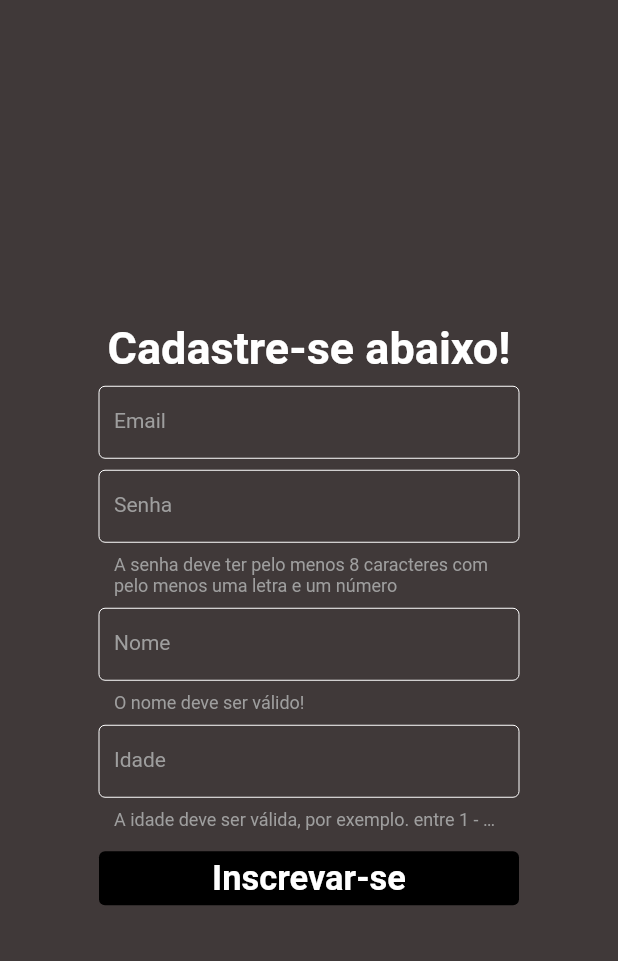
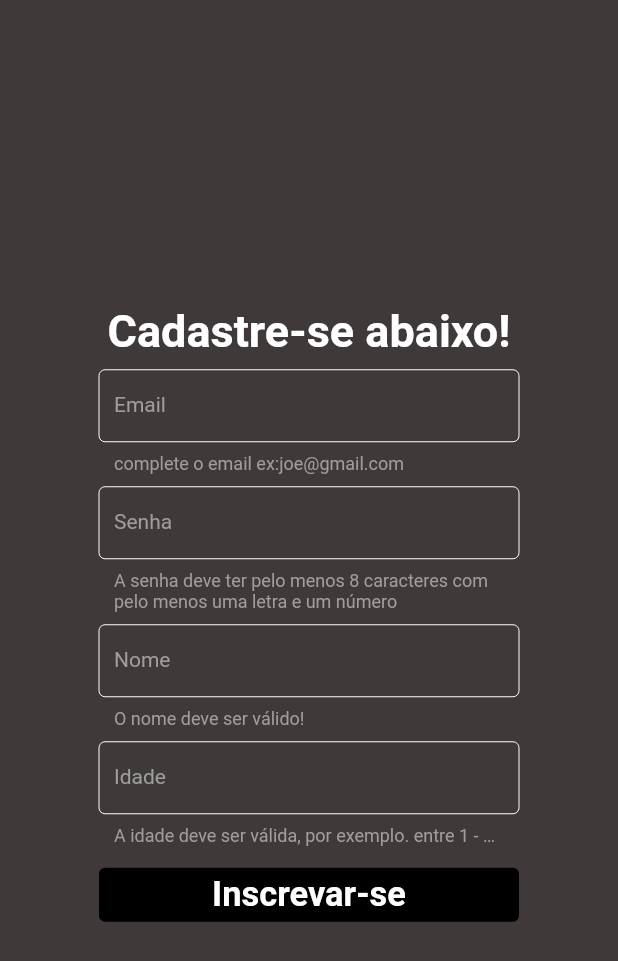
Before and after one commit to GrandeSamarone/apresentacao, a Flutter app: the screen it shows after launch, after a tap on "Cadastre-se!", on a phone screen of 412 x 824 dp. Shown: the top 961 px of the screen. Run offline on Flutter 3.47's test engine with Material 2 defaults, Android fonts, the phone set to English and light mode, and no system bars; our stand-ins replace bloc, cloud_firestore, dio, equatable, firebase_auth, firebase_core and 4 more; accounts and stored records are empty; Roboto replaces fonts that are missing (Brand Bold, Brand-Regular).

Commit message:
25/06 pt05

```diff
--- a/lib/features/authentication/bloc/authentication_bloc.dart
+++ b/lib/features/authentication/bloc/authentication_bloc.dart
@@ -1,5 +1,5 @@
 
-import 'package:apresentacao/features/authentication/authentication_repository_impl.dart';
+import 'package:apresentacao/features/authentication/authenticate_service.dart';
 import 'package:apresentacao/features/authentication/bloc/authentication_event.dart';
 import 'package:apresentacao/features/authentication/bloc/authentication_state.dart';
 import 'package:apresentacao/models/user_model.dart';
@@ -8,7 +8,7 @@ import 'package:bloc/bloc.dart';
 
 
 class AuthenticationBloc extends Bloc<AuthenticationEvent, AuthenticationState> {
-  final AuthenticationRepository _authenticationRepository;
+  final AuthenticationService _authenticationRepository;
 
   AuthenticationBloc(this._authenticationRepository)
       : super(AuthenticationInitial()) {
@@ -16,7 +16,7 @@ class AuthenticationBloc extends Bloc<AuthenticationEvent, AuthenticationState>
 
       ///se o evento do usuarior for fazer o login
       if (event is AuthenticationStarted) {
-        UserModel user = await _authenticationRepository.getCurrentUser().first;
+        UserModel user = await _authenticationRepository.retrieveCurrentUser().first;
 
        /// verificando se realmente autenticou
         if (user.uid != "uid") {
--- a/lib/features/form-validation/bloc/form_bloc.dart
+++ b/lib/features/form-validation/bloc/form_bloc.dart
@@ -1,4 +1,4 @@
-import 'package:apresentacao/features/authentication/authentication_repository_impl.dart';
+import 'package:apresentacao/features/authentication/authenticate_service.dart';
 import 'package:apresentacao/features/database/database_service.dart';
 import 'package:apresentacao/models/user_model.dart';
 
@@ -10,13 +10,13 @@ part 'form_event.dart';
 part 'form_state.dart';
 
 class FormBloc extends Bloc<FormEvent, FormsValidate> {
-  final AuthenticationRepository _authenticationRepository;
+  final AuthenticationService _authenticationRepository;
   final DatabaseService _databaseRepository;
   FormBloc(this._authenticationRepository, this._databaseRepository)
       : super(const FormsValidate(
-           // email: "",
-            email: "example@gmail.com",
+          email: "example@gmail.com",
             senha: "",
+            nome: "",
             isEmailValid: true,
             isPasswordValid: true,
             isFormValid: false,
@@ -125,8 +125,7 @@ class FormBloc extends Bloc<FormEvent, FormsValidate> {
   ///cadastro
   _updateUIAndSignUp(
       FormSubmitted event, Emitter<FormsValidate> emit, UserModel user) async {
-    emit(
-      state.copyWith(errorMessage: "",
+    emit(state.copyWith(errorMessage: "",
         isFormValid: _isPasswordValid(state.senha) &&
             _isEmailValid(state.email) &&
             _isAgeValid(state.idade) &&
--- a/lib/features/form-validation/bloc/form_state.dart
+++ b/lib/features/form-validation/bloc/form_state.dart
@@ -21,12 +21,12 @@ class FormsValidate extends FormState {
       required this.isNameValid,
       required this.isAgeValid,
       required this.isFormValidateFailed,
-      this.nome,
+        required this.nome,
       required this.idade,
       this.isFormSuccessful = false});
 
   final String email;
-  final String? nome;
+  final String nome;
   final int idade;
   final String senha;
   final bool isEmailValid;
@@ -56,6 +56,7 @@ class FormsValidate extends FormState {
     return FormsValidate(
         email: email ?? this.email,
         senha: senha ?? this.senha,
+        nome: nome ?? this.nome,
         isEmailValid: isEmailValid ?? this.isEmailValid,
         isPasswordValid: isPasswordValid ?? this.isPasswordValid,
         isFormValid: isFormValid ?? this.isFormValid,
@@ -64,7 +65,6 @@ class FormsValidate extends FormState {
         isNameValid: isNameValid ?? this.isNameValid,
         idade: idade ?? this.idade,
         isAgeValid: isAgeValid ?? this.isAgeValid,
-        nome: nome ?? this.nome,
         isFormValidateFailed: isFormValidateFailed ?? this.isFormValidateFailed,
         isFormSuccessful: isFormSuccessful ?? this.isFormSuccessful);
   }
@@ -73,14 +73,14 @@ class FormsValidate extends FormState {
   List<Object?> get props => [
         email,
         senha,
+         nome,
+         idade,
         isEmailValid,
         isPasswordValid,
         isFormValid,
         isLoading,
         errorMessage,
         isNameValid,
-         nome,
-        idade,
         isFormValidateFailed,
         isFormSuccessful
       ];
--- a/lib/main.dart
+++ b/lib/main.dart
@@ -1,13 +1,12 @@
-import 'package:apresentacao/NavigationService.dart';
+import 'package:apresentacao/features/NavigationService.dart';
+import 'package:apresentacao/features/authentication/authenticate_service.dart';
 import 'package:apresentacao/features/database/database_service.dart';
 import 'package:apresentacao/features/movies/movie_cubit.dart';
 import 'package:apresentacao/features/movies/movie_repository.dart';
 import 'package:apresentacao/features/upload_img/upload_img_bloc.dart';
 import 'package:apresentacao/view/Splash_view.dart';
 import 'package:dio/dio.dart';
-import 'package:http/http.dart' as http;
 import 'package:apresentacao/AppBlocObserver.dart';
-import 'package:apresentacao/features/authentication/authentication_repository_impl.dart';
 import 'package:apresentacao/features/authentication/bloc/authentication_bloc.dart';
 import 'package:apresentacao/features/authentication/bloc/authentication_event.dart';
 import 'package:apresentacao/features/database/bloc/database_bloc.dart';
@@ -26,12 +25,12 @@ void main() async {
       providers: [
         BlocProvider(
           create: (context) =>
-          AuthenticationBloc(AuthenticationRepositoryImpl())
+          AuthenticationBloc(AuthenticationService())
             ..add(AuthenticationStarted()),
         ),
         BlocProvider(
           create: (context) => FormBloc(
-              AuthenticationRepositoryImpl(), DatabaseService()),
+              AuthenticationService(), DatabaseService()),
         ),
 
         BlocProvider(
@@ -58,8 +57,8 @@ class App extends StatelessWidget {
   Widget build(BuildContext context) {
     return MaterialApp(
         debugShowCheckedModeBanner: false,
-      navigatorKey: NavigationService.navigatorKeyGlobal,
         home: Splash_View(),
+        navigatorKey: NavigationService.navigatorKeyGlobal,
         theme: ThemeData(
           primarySwatch: Colors.red,
           scaffoldBackgroundColor: const Color(0xFF403939),
--- a/lib/models/user_model.dart
+++ b/lib/models/user_model.dart
@@ -13,7 +13,7 @@ class UserModel {
     return {
       'email': email,
       'nome': nome,
-      'nome': foto,
+      'foto': foto,
       'idade': idade,
     };
   }
--- a/lib/view/sign_up_view.dart
+++ b/lib/view/sign_up_view.dart
@@ -13,15 +13,15 @@ class SignUpView extends StatelessWidget {
 
   @override
   Widget build(BuildContext context) {
-    return MultiBlocListener(
-        listeners: [
-          BlocListener<FormBloc, FormsValidate>(
+    return BlocListener<FormBloc, FormsValidate>(
       listener: (context, state) {
         if (state.errorMessage.isNotEmpty) {
+          ///exibindo o dialog do erro
           showDialog(
               context: context,
               builder: (context) =>
                   ErrorDialog(errorMessage: state.errorMessage));
+
         } else if (state.isFormValid && !state.isLoading) {
           context.read<AuthenticationBloc>().add(AuthenticationStarted());
           context.read<FormBloc>().add(const FormSucceeded());
@@ -30,17 +30,6 @@ class SignUpView extends StatelessWidget {
               const SnackBar(content: Text("Por favor, preencha os dados corretamente!")));
         }
       },
-          ),
-          BlocListener<AuthenticationBloc, AuthenticationState>(
-            listener: (context, state) {
-              if (state is AuthenticationSuccess) {
-                Navigator.of(context).pushAndRemoveUntil(
-                    MaterialPageRoute(builder: (context) => HomeView()),
-                    (Route<dynamic> route) => false);
-              }
-            },
-          ),
-        ],
         child: Scaffold(
             body: Center(
               child: SingleChildScrollView(
@@ -77,7 +66,7 @@ class _EmailField extends StatelessWidget {
   Widget build(BuildContext context) {
     return BlocBuilder<FormBloc, FormsValidate>(
       builder: (context, state) {
-        return SizedBox(
+        return Container(
           width:280,
           child: TextFormField(
               onChanged: (value) {
@@ -88,27 +77,31 @@ class _EmailField extends StatelessWidget {
                 fontSize: 14.0,
                 fontFamily: "Brand-Regular",),
               keyboardType: TextInputType.emailAddress,
-              decoration:const InputDecoration(
-                labelText: 'Email',
-                labelStyle: TextStyle(color: Colors.grey),
-                helperStyle: TextStyle(color: Colors.grey),
-                errorStyle:  TextStyle(color: Colors.red),
-                hintStyle:  TextStyle(color: Colors.grey),
-                contentPadding:  EdgeInsets.symmetric(
-                    vertical: 15.0, horizontal: 10.0),
-                enabledBorder:  OutlineInputBorder(
+              decoration: InputDecoration(
+                enabledBorder: const OutlineInputBorder(
                   borderSide:  BorderSide(color: Colors.white, width: 0.0),
                 ),
-                border:  OutlineInputBorder(
-              borderSide: BorderSide(color:  Colors.white, width: 3.0))
-        ,
+                border: const OutlineInputBorder(
+                    borderSide: BorderSide(color: Color(0xFFEFEFEF), width: 3.0)),
+                labelText: 'Email',
+                labelStyle:const TextStyle(color: Colors.grey),
+                helperText: 'complete o email ex:joe@gmail.com',
+                helperStyle: const TextStyle(color: Colors.grey),
+                errorText: !state.isEmailValid
+                    ? 'Por favor inserir um email valido'
+                    : null,
+                errorStyle: const TextStyle(color: Colors.red),
+                hintText: 'Email',
+                hintStyle: const TextStyle(color: Colors.grey),
+                contentPadding: const EdgeInsets.symmetric(
+                    vertical: 15.0, horizontal: 10.0),
+
               )),
         );
       },
     );
   }
 }
-
 class _PasswordField extends StatelessWidget {
   const _PasswordField({Key? key}) : super(key: key);
 
@@ -190,6 +183,8 @@ class _DisplayNameField extends StatelessWidget {
             ),
             onChanged: (value) {
               context.read<FormBloc>().add(NameChanged(value));
+              print("ONCHANGEDNAME");
+              print(value);
             },
           ),
         );
```
Also changed, not shown: lib/features/authentication/authenticate_service.dart (+7 -0 lines), lib/features/authentication/authentication_repository_impl.dart (deleted, +0 -54 lines), lib/view/Splash_view.dart (+16 -28 lines), lib/features/NavigationService.dart (renamed from lib/NavigationService.dart). Lines whose indentation alone changed are shown as unchanged.
